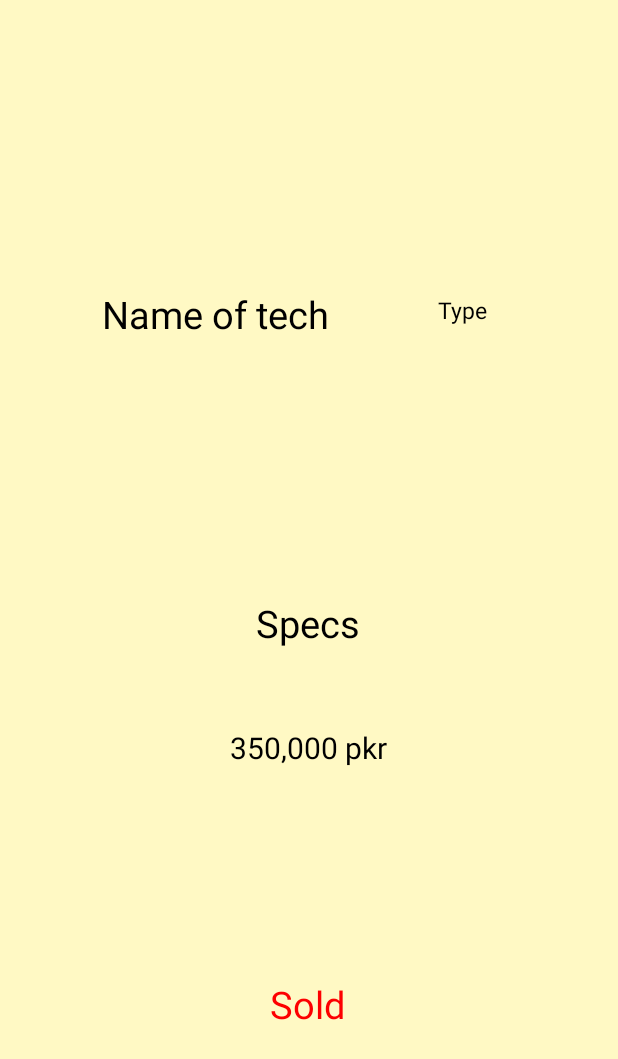
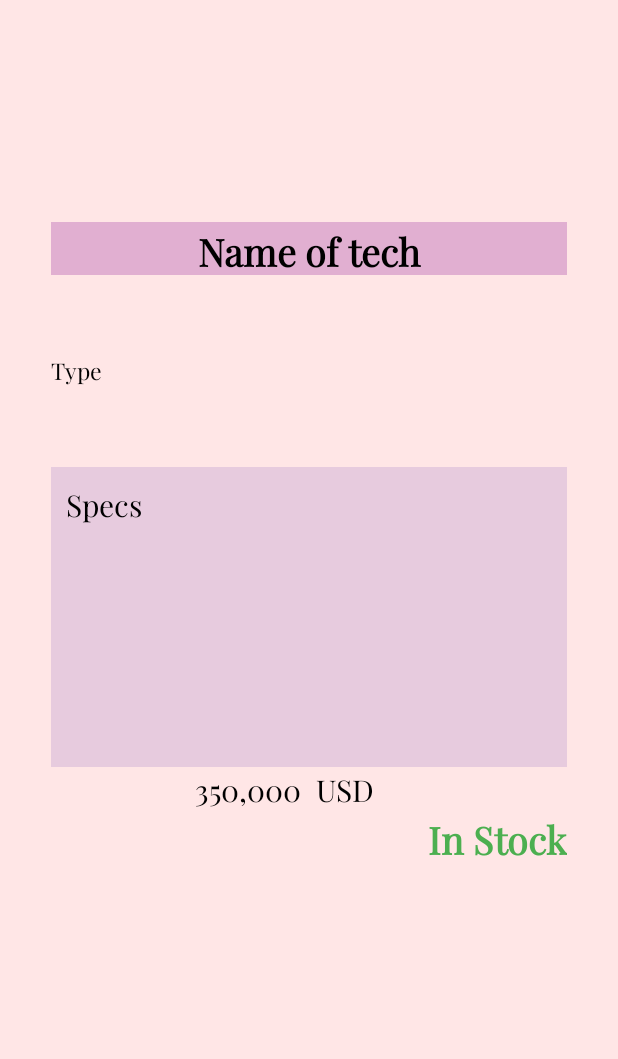
Before and after one commit to aliyabatoolalvi/TechPlanet, an Android app: the layout activity_tech_details.xml on its own in the app's theme, with its tools: preview values and no code run, on a phone screen of 412 x 824 dp. Shown: the top 1059 px of the screen. Run offline under Robolectric (Android 15) with nearby library versions, the phone set to English and light mode, and no system bars.

Commit message:
added ui and theme color of app

```diff
--- a/app/src/main/java/com/aliya/techplanet/MainActivity.java
+++ b/app/src/main/java/com/aliya/techplanet/MainActivity.java
@@ -51,7 +51,7 @@ public class MainActivity extends AppCompatActivity {
         t1=new Tech(
                 2,R.drawable.baseline_laptop_24,"Laptop","Lenovo y23","32GB RAM, Quad Core, intel i7",249999
         );
-
+        techs.add(t1);
         t1=new Tech(
                 3,R.drawable.baseline_tablet_android_24,"Tablet","Samsung z11","12GB RAM, Quad Core, Touch pen",24999
         );
--- a/app/src/main/java/com/aliya/techplanet/Tech.java
+++ b/app/src/main/java/com/aliya/techplanet/Tech.java
@@ -6,20 +6,12 @@ public class Tech implements Serializable {
     int  img;
     int id;
 
-    public String getStatus() {
-        return status;
-    }
-
-    public void setStatus(String status) {
-        this.status = status;
-    }
+    boolean is_sold=false;
 
     String status="In Stock";
     //for radio buttons
     String type;
-//    String laptop;
-//    String tablet;
-//    String mobile;
+
     String name;
     String specs;
     int price;
@@ -57,6 +49,13 @@ public class Tech implements Serializable {
 //    public String getLaptop() {
 //        return laptop;
 //    }
+    public String getStatus() {
+        return status;
+    }
+
+    public void setStatus(String status) {
+            this.status = status;
+        }
 
     public String getType() {
         return type;
--- a/app/src/main/java/com/aliya/techplanet/TechDetailsActivity.java
+++ b/app/src/main/java/com/aliya/techplanet/TechDetailsActivity.java
@@ -1,6 +1,7 @@
 package com.aliya.techplanet;
 
 import android.os.Bundle;
+import android.view.MenuItem;
 
 import androidx.activity.EdgeToEdge;
 import androidx.appcompat.app.AppCompatActivity;
@@ -20,13 +21,14 @@ public class TechDetailsActivity extends AppCompatActivity {
     protected void onCreate(Bundle savedInstanceState) {
         super.onCreate(savedInstanceState);
         EdgeToEdge.enable(this);
-
+        // setting binding as contentView .. getRoot() = it will take top level layout of that given activity_add_edit_tech.xml
         binding = ActivityTechDetailsBinding.inflate(getLayoutInflater());
         setContentView(binding.getRoot());
 
-        binding = ActivityTechDetailsBinding.inflate(getLayoutInflater());
+        // enabling back button
         Objects.requireNonNull(getSupportActionBar()).setDisplayHomeAsUpEnabled(true);
 
+        // put tech object from "data" intent and display
         tech=new Gson().fromJson(getIntent().getStringExtra("data"),Tech.class);
 
         binding.name.setText(tech.getName());
@@ -35,4 +37,15 @@ public class TechDetailsActivity extends AppCompatActivity {
         binding.price.setText(String.valueOf(tech.getPrice()));
 
     }
+
+    public boolean onOptionsItemSelected(MenuItem item) {
+        switch (item.getItemId()) {
+            case android.R.id.home:
+                // Handle the Up button click here (e.g., navigate back or perform some action)
+                finish(); // Close the current activity
+                return true;
+            default:
+                return super.onOptionsItemSelected(item);
+        }
+    }
 }
--- a/app/src/main/java/com/aliya/techplanet/TechViewHolder.java
+++ b/app/src/main/java/com/aliya/techplanet/TechViewHolder.java
@@ -1,6 +1,7 @@
 package com.aliya.techplanet;
 
 import android.widget.ImageView;
+import android.widget.LinearLayout;
 import android.widget.TextView;
 
 import androidx.annotation.NonNull;
--- a/app/src/main/res/layout/activity_main.xml
+++ b/app/src/main/res/layout/activity_main.xml
@@ -5,27 +5,33 @@
     android:id="@+id/main"
     android:layout_width="match_parent"
     android:layout_height="match_parent"
-    tools:context=".MainActivity">
+    tools:context=".MainActivity"
+    android:background="@color/base"
+
+    >
 
     <androidx.recyclerview.widget.RecyclerView
         android:id="@+id/recyclerView"
         android:layout_width="match_parent"
-        android:layout_height="match_parent"
+        android:layout_height="wrap_content"
 
         app:layout_constraintEnd_toEndOf="parent"
-        app:layout_constraintTop_toTopOf="parent" />
+        app:layout_constraintTop_toTopOf="parent"
+        android:layout_above="@id/add"
+        android:layout_alignParentTop="true"
+        />
 
     <com.google.android.material.floatingactionbutton.FloatingActionButton
         android:id="@+id/add"
         android:layout_width="wrap_content"
         android:layout_height="wrap_content"
-        android:layout_alignParentRight="true"
+        android:layout_alignParentEnd="true"
         android:layout_alignParentBottom="true"
         android:layout_marginStart="16dp"
         android:layout_marginTop="16dp"
         android:layout_marginEnd="16dp"
         android:layout_marginBottom="16dp"
-        android:backgroundTint="@color/teal_200"
+        android:backgroundTint="@color/button"
         android:clickable="true"
         android:src="@android:drawable/ic_input_add"
         android:focusable="true" />
--- a/app/src/main/res/layout/activity_tech_details.xml
+++ b/app/src/main/res/layout/activity_tech_details.xml
@@ -6,82 +6,100 @@
     android:layout_width="match_parent"
     android:layout_height="match_parent"
     tools:context=".TechDetailsActivity"
-    android:background="#FFF9C4"
+    android:background="@color/base"
     >
-    <androidx.constraintlayout.widget.ConstraintLayout
+
+    <LinearLayout
         android:layout_width="match_parent"
         android:layout_height="match_parent"
-        tools:layout_editor_absoluteX="16dp"
-        tools:layout_editor_absoluteY="33dp">
-
+        android:orientation="vertical"
+        >
         <TextView
             android:id="@+id/name"
-            android:layout_width="wrap_content"
-            android:layout_height="wrap_content"
-            android:layout_marginTop="192dp"
+            android:layout_width="match_parent"
+            android:layout_height="35dp"
+            android:layout_marginTop="148dp"
             android:text="Name of tech"
-            app:layout_constraintEnd_toEndOf="parent"
-            app:layout_constraintHorizontal_bias="0.262"
-            app:layout_constraintStart_toStartOf="parent"
-            app:layout_constraintTop_toTopOf="parent"
+            android:textColor="@color/black"
             android:textSize="25sp"
-            android:textColor="@color/black"
+            android:layout_marginHorizontal="34dp"
+            android:layout_marginBottom="52dp"
+            android:textStyle="bold"
+            android:fontFamily="@font/playfair"
+            android:background="@color/button"
+            android:textAlignment="center"
 
             />
 
         <TextView
             android:id="@+id/type"
-            android:layout_width="54dp"
+            android:layout_width="match_parent"
             android:layout_height="24dp"
-            android:layout_marginTop="196dp"
             android:text="Type"
+            android:textColor="@color/black"
             android:textSize="15sp"
-            app:layout_constraintEnd_toEndOf="parent"
-            app:layout_constraintHorizontal_bias="0.525"
-            app:layout_constraintStart_toEndOf="@+id/name"
-            app:layout_constraintTop_toTopOf="parent"
-            android:textColor="@color/black"
+            android:layout_marginHorizontal="34dp"
+            android:layout_marginBottom="52dp"
+            android:fontFamily="@font/playfair"
+
             />
 
         <TextView
             android:id="@+id/specs"
+            android:layout_width="match_parent"
+            android:layout_height="200dp"
+            android:layout_marginHorizontal="34dp"
+            android:background="#4AAD88C6"
+            android:fontFamily="@font/playfair"
+            android:padding="10dp"
+            android:singleLine="false"
+            android:text="Specs"
+            android:textColor="@color/black"
+            android:textSize="20sp"
+
+            />
+
+        <LinearLayout
             android:layout_width="wrap_content"
             android:layout_height="wrap_content"
-            android:layout_marginBottom="52dp"
-            android:text="Specs"
-            app:layout_constraintBottom_toTopOf="@+id/price"
-            app:layout_constraintEnd_toEndOf="parent"
-            app:layout_constraintHorizontal_bias="0.498"
-            app:layout_constraintStart_toStartOf="parent"
-             android:textSize="25sp"
-            android:textColor="@color/black"
-        />
-
+            android:orientation="horizontal"
+            android:gravity="center"
+            android:layout_gravity="center"
+            >
         <TextView
             android:id="@+id/price"
-            android:layout_width="wrap_content"
+            android:layout_width="143dp"
             android:layout_height="wrap_content"
-            android:layout_marginBottom="312dp"
-            android:text="350,000 pkr"
+            android:fontFamily="@font/playfair"
+            android:text="350,000"
             android:textColor="@color/black"
-            app:layout_constraintBottom_toBottomOf="parent"
-            app:layout_constraintEnd_toEndOf="parent"
-            app:layout_constraintHorizontal_bias="0.498"
-            app:layout_constraintStart_toStartOf="parent"
-            android:textSize="20sp"/>
+            android:textSize="20sp"
+            android:textAlignment="textEnd"
+            android:layout_marginEnd="10dp"
 
+            />
+        <TextView
+            android:id="@+id/unit"
+            android:layout_width="143dp"            android:layout_height="wrap_content"
+            android:text="USD"
+            android:textColor="@color/black"
+            android:textSize="20sp"
+            android:fontFamily="@font/playfair"
+
+            />
+</LinearLayout>
         <TextView
             android:id="@+id/status"
-            android:layout_width="wrap_content"
+            android:layout_width="match_parent"
             android:layout_height="wrap_content"
-            android:layout_marginTop="140dp"
-            android:text="Sold"
-            app:layout_constraintEnd_toEndOf="parent"
-            app:layout_constraintHorizontal_bias="0.498"
-            app:layout_constraintStart_toStartOf="parent"
-            app:layout_constraintTop_toBottomOf="@+id/price"
+            android:text="In Stock"
+            android:textColor="#4CAF50"
             android:textSize="25sp"
-            android:textColor="#FD0000"
+            android:layout_marginHorizontal="34dp"
+            android:layout_marginBottom="52dp"
+            android:textAlignment="textEnd"
+            android:textStyle="bold"
+            android:fontFamily="@font/playfair"
             />
-    </androidx.constraintlayout.widget.ConstraintLayout>
+    </LinearLayout>
 </androidx.constraintlayout.widget.ConstraintLayout>
--- a/app/src/main/res/layout/tech_card.xml
+++ b/app/src/main/res/layout/tech_card.xml
@@ -3,26 +3,33 @@
     xmlns:app="http://schemas.android.com/apk/res-auto"
     xmlns:tools="http://schemas.android.com/tools"
     android:layout_width="match_parent"
-    android:layout_height="match_parent">
+    android:layout_height="wrap_content"
+    android:gravity="center"
+    android:layout_marginBottom="20dp"
+    >
 
     <androidx.cardview.widget.CardView
         android:id="@+id/item"
         android:layout_width="235dp"
-        android:layout_height="wrap_content"
-        android:layout_margin="0dp"
-        app:cardBackgroundColor="#94E3DB"
+        android:layout_height="222dp"
+        app:cardBackgroundColor="@color/base"
         app:cardCornerRadius="10dp"
         app:cardElevation="8dp"
         app:cardUseCompatPadding="true"
         app:layout_constraintEnd_toEndOf="parent"
         app:layout_constraintStart_toStartOf="parent"
-        app:layout_constraintTop_toTopOf="parent">
+        app:layout_constraintTop_toTopOf="parent"
+
+
+        >
 
         <LinearLayout
             android:layout_width="match_parent"
-            android:layout_height="wrap_content"
+            android:layout_height="204dp"
             android:gravity="center"
             android:orientation="vertical"
+
+
             >
 
             <ImageView
@@ -35,7 +42,9 @@
                 android:id="@+id/sid"
                 android:layout_width="wrap_content"
                 android:layout_height="wrap_content"
-                android:text="Stock #12" />
+                android:text="Stock #12"
+                android:fontFamily="@font/playfair"
+                />
 
             <TextView
                 android:id="@+id/name"
@@ -44,7 +53,9 @@
                 android:text="Name of laptop"
                 android:textColor="@color/black"
                 android:textSize="20sp"
-                android:textStyle="bold" />
+                android:textStyle="bold"
+
+                />
 
             <TextView
                 android:id="@+id/status"
@@ -53,7 +64,9 @@
                 android:text="Sold"
                 android:textColor="#FF0000"
                 android:textSize="20sp"
-                android:textStyle="bold" />
+                android:fontFamily="@font/playfair"
+                />
         </LinearLayout>
     </androidx.cardview.widget.CardView>
+
 </LinearLayout>
--- a/app/src/main/res/values/colors.xml
+++ b/app/src/main/res/values/colors.xml
@@ -7,4 +7,11 @@
     <color name="teal_700">#FF018786</color>
     <color name="black">#FF000000</color>
     <color name="white">#FFFFFFFF</color>
+
+    <color name="base">#FFE6E6</color>
+    <color name="button">#E1AFD1</color>
+    <color name="nav">#AD88C6</color>
+    <color name="header">#7469B6</color>
+
+
 </resources>
--- a/app/src/main/res/values/themes.xml
+++ b/app/src/main/res/values/themes.xml
@@ -2,9 +2,9 @@
     <!-- Base application theme. -->
     <style name="Theme.TechPlanet" parent="Theme.MaterialComponents.DayNight.DarkActionBar">
         <!-- Primary brand color. -->
-        <item name="colorPrimary">@color/purple_500</item>
-        <item name="colorPrimaryVariant">@color/purple_700</item>
-        <item name="colorOnPrimary">@color/white</item>
+        <item name="colorPrimary">@color/nav</item>
+        <item name="colorPrimaryVariant">@color/header</item>
+        <item name="colorOnPrimary">@color/base</item>
         <!-- Secondary brand color. -->
         <item name="colorSecondary">@color/teal_200</item>
         <item name="colorSecondaryVariant">@color/teal_700</item>
```
Also changed, not shown: app/src/main/res/font/playfair.ttf (added).
